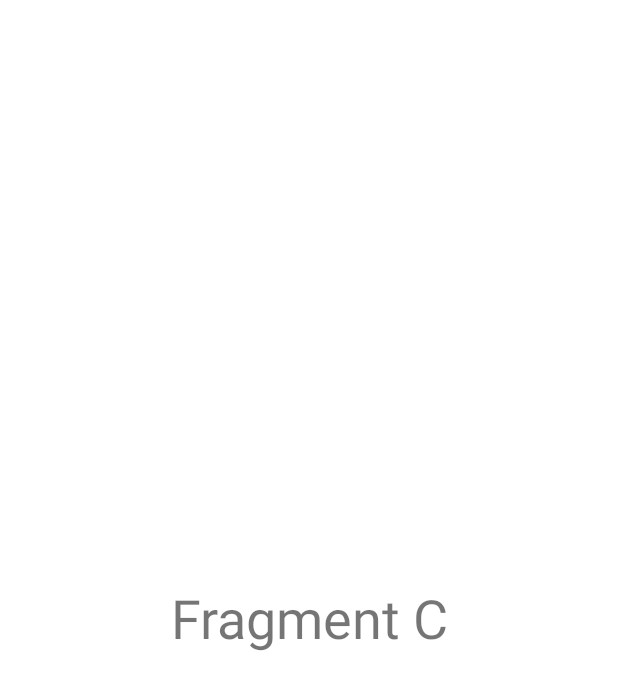
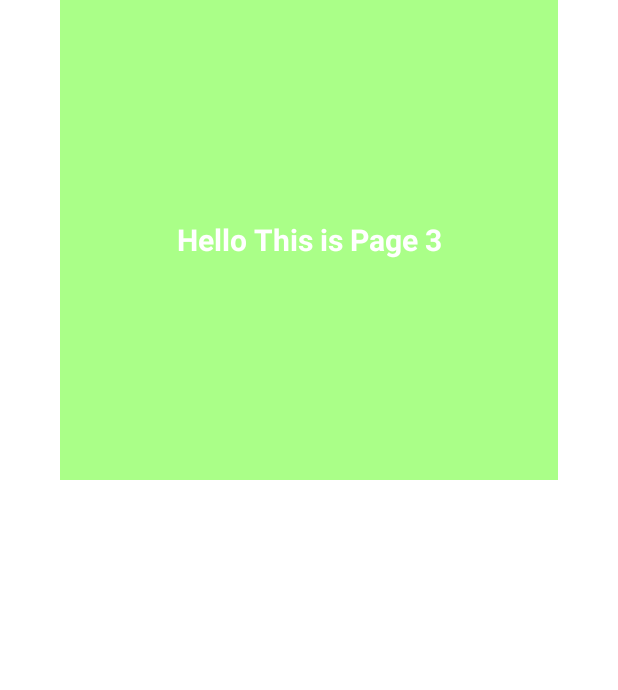
Before and after one commit to minju0213/Cooknote, an Android app: the fragment FragmentC shown on its own in the app's theme, on a phone screen of 412 x 824 dp. Shown: the top 690 px of the screen. Run offline under Robolectric (Android 15) with nearby library versions, the phone set to English and light mode, and no system bars; 2 statements that could not run were skipped.

Commit message:
03.20 - 헤헤 .. . 튕긴다. .

```diff
--- a/app/build.gradle
+++ b/app/build.gradle
@@ -29,7 +29,8 @@ android {
 }
 
 dependencies {
-
+    implementation 'androidx.viewpager2:viewpager2:1.0.0'
+    implementation 'me.relex:circleindicator:2.1.4' //ViewPager2
     implementation 'androidx.appcompat:appcompat:1.3.0'
     implementation 'com.google.android.material:material:1.4.0'
     implementation 'androidx.constraintlayout:constraintlayout:2.0.4'
--- a/app/src/main/AndroidManifest.xml
+++ b/app/src/main/AndroidManifest.xml
@@ -17,8 +17,10 @@
                 <category android:name="android.intent.category.LAUNCHER" />
             </intent-filter>
         </activity>
+
+
         <activity android:name=".MainActivity">
         </activity>
+
     </application>
-
 </manifest>
--- a/app/src/main/java/com/example/cooknote/FragmentC.java
+++ b/app/src/main/java/com/example/cooknote/FragmentC.java
@@ -4,16 +4,54 @@ import android.os.Bundle;
 import android.view.LayoutInflater;
 import android.view.View;
 import android.view.ViewGroup;
+import android.widget.TextView;
 
+import androidx.annotation.NonNull;
+import androidx.annotation.Nullable;
 import androidx.fragment.app.Fragment;
 
 
 public class FragmentC extends Fragment {
+    private int frag_num;
+    TextView data_t;
+
+    public FragmentC(){
+
+    }
+
+    public static FragmentA newInstance(int num){
+        FragmentA fragment = new FragmentA();
+        Bundle args = new Bundle();
+        args.putInt("num",num);
+        fragment.setArguments(args);
+        return fragment;
+    }
+
+
+    @Override
+    public void onCreate(Bundle savedInstanceState) {
+        super.onCreate(savedInstanceState);
+        frag_num = getArguments().getInt("num", 0);
+    }
 
     @Override
     public View onCreateView(LayoutInflater inflater, ViewGroup container,
                              Bundle savedInstanceState) {
-        // Inflate the layout for this fragment
-        return inflater.inflate(R.layout.fragment_c, container, false);
+        View view = inflater.inflate(
+                R.layout.fragment_c, container, false);
+        return view;
+    }
+
+    @Override
+    public void onViewCreated(@NonNull View view, @Nullable Bundle savedInstanceState) {
+        super.onViewCreated(view, savedInstanceState);
+        data_t = (TextView)
+                view.findViewById(R.id.tvName1);
+        data_t.setText("Page" + frag_num);
+    }
+
+    @Override
+    public void onStop() {
+        super.onStop();
     }
 }
--- a/app/src/main/res/layout/fragment_c.xml
+++ b/app/src/main/res/layout/fragment_c.xml
@@ -1,16 +1,37 @@
 <?xml version="1.0" encoding="utf-8"?>
 <FrameLayout xmlns:android="http://schemas.android.com/apk/res/android"
-    xmlns:tools="http://schemas.android.com/tools"
     android:layout_width="match_parent"
     android:layout_height="match_parent"
-    tools:context=".FragmentA">
+    android:orientation="vertical">
 
-    <!-- TODO: Update blank fragment layout -->
-    <TextView
-        android:layout_width="match_parent"
-        android:layout_height="match_parent"
-        android:gravity="center"
-        android:text="Fragment C"
-        android:textSize="36sp" />
+   <RelativeLayout
+       android:layout_width="match_parent"
+       android:layout_marginLeft="@dimen/pageMarginAndOffset"
+       android:layout_marginRight="@dimen/pageMarginAndOffset"
+       android:layout_height="@dimen/frameSize"
+       android:orientation="vertical">
+
+      <ImageView
+          android:id="@+id/imgBanner3"
+          android:layout_centerInParent="true"
+          android:layout_width="match_parent"
+          android:layout_height="match_parent"
+          android:background="#aaff88"
+          android:contentDescription="@string/app_name"/>
+
+      <TextView
+          android:id="@+id/tvName3"
+          android:layout_width="match_parent"
+          android:layout_height="wrap_content"
+          android:layout_gravity="center"
+          android:gravity="center"
+          android:layout_centerInParent="true"
+          android:textColor="@android:color/white"
+          android:textSize="20sp"
+          android:textStyle="bold"
+          android:text="Hello This is Page 3"/>
+
+   </RelativeLayout>
+
 
 </FrameLayout>
--- /dev/null
+++ b/app/src/main/res/values/dimens.xml
@@ -0,0 +1,7 @@
+<?xml version="1.0" encoding="utf-8"?>
+<resources>
+    <dimen name="pageMargin">20dp</dimen>
+    <dimen name="offset">20dp</dimen>
+    <dimen name="pageMarginAndOffset">40dp</dimen>
+    <dimen name="frameSize">320dp</dimen>
+</resources>
--- a/build.gradle
+++ b/build.gradle
@@ -1,6 +1,7 @@
 // Top-level build file where you can add configuration options common to all sub-projects/modules.
 buildscript {
     repositories {
+        jcenter()
         google()
         mavenCentral()
     }
```
Also changed, not shown: app/src/main/java/com/example/cooknote/Adapter.java (added, +46 -0 lines), app/src/main/java/com/example/cooknote/FragmentA.java (+39 -2 lines), app/src/main/java/com/example/cooknote/FragmentB.java (+40 -3 lines), app/src/main/java/com/example/cooknote/MainActivity.java (+66 -0 lines), app/src/main/res/layout/activity_main.xml (+27 -14 lines), app/src/main/res/layout/fragment_a.xml (+28 -8 lines), app/src/main/res/layout/fragment_b.xml (+28 -9 lines), app/src/main/res/drawable/examination_date_go.png (added), app/src/main/res/drawable/intro.jpg (deleted), app/src/main/res/drawable/stock_problem_go.png (added), app/src/main/res/drawable/stock_recipe_go.jpg (added).
